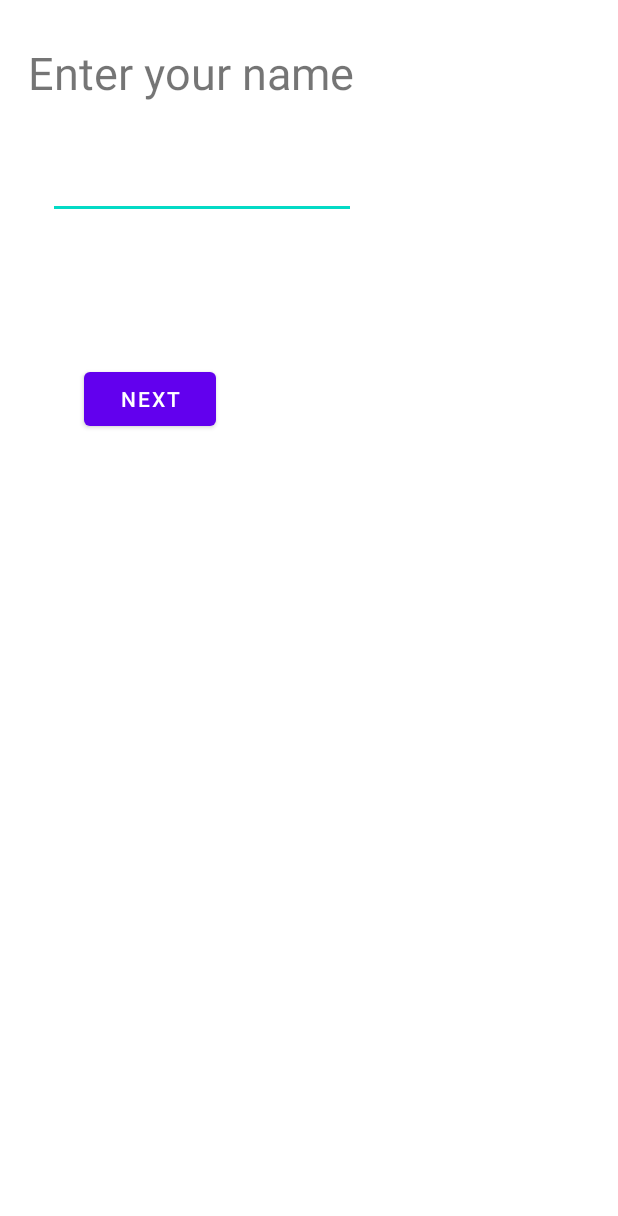
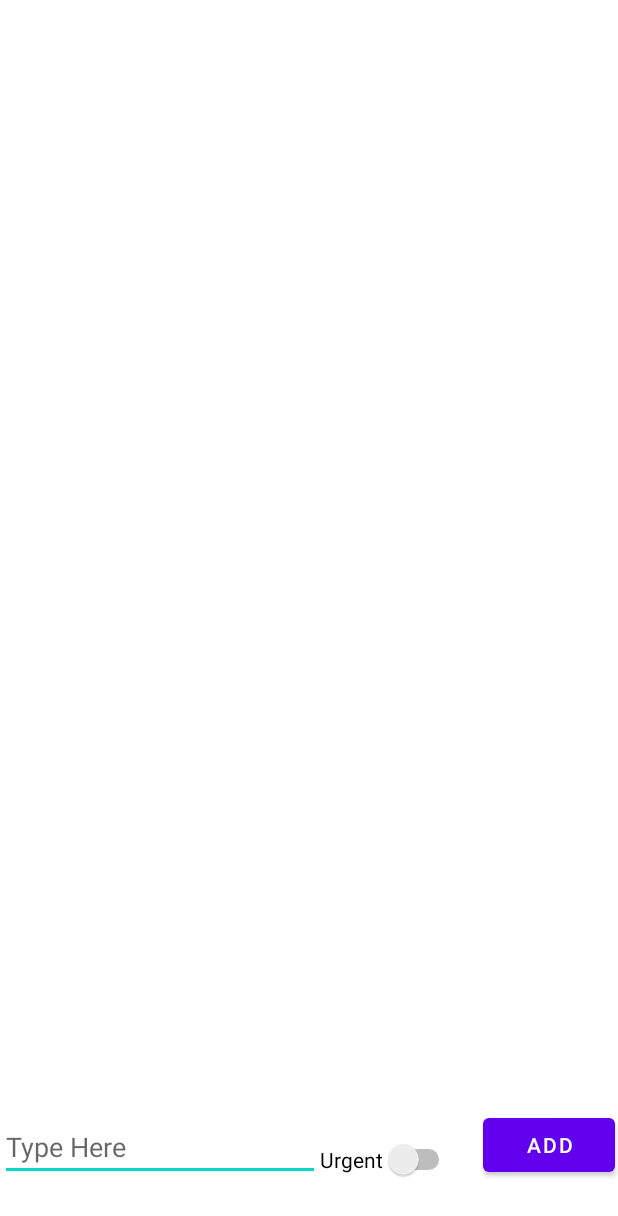
Before and after one commit to IsabellaLiqiuDeng/Assignment8, an Android app: the layout activity_main.xml on its own in the app's theme, with its tools: preview values and no code run, on a phone screen of 412 x 824 dp. Shown: the top 1216 px of the screen. Run offline under Robolectric (Android 15) with nearby library versions, the phone set to English and light mode, and no system bars.

Commit message:
Lab 4 Merge branch 'master' of https://github.com/IsabellaLiqiuDeng/AndroidLabs into Lab_3

```diff
--- a/app/src/main/res/layout/activity_main.xml
+++ b/app/src/main/res/layout/activity_main.xml
@@ -5,49 +5,48 @@
     android:layout_width="match_parent"
     android:layout_height="match_parent"
     tools:context=".MainActivity">
+    <ListView
+        android:id="@+id/myList"
+        android:layout_width="match_parent"
+        android:layout_height="match_parent"
+        tools:layout_editor_absoluteX="-٢٤dp"
+        tools:layout_editor_absoluteY="١٦dp"></ListView>
 
-    <TextView
-        android:id="@+id/textview"
-        android:layout_width="377dp"
-        android:layout_height="42dp"
-        android:text="@string/enter_your_name"
-        android:textSize="30dp"
+    <EditText
+        android:id="@+id/editText"
+        android:layout_width="wrap_content"
+        android:layout_height="wrap_content"
+        android:ems="10"
+        android:inputType="textPersonName"
+        android:hint="Type Here"
+
         app:layout_constraintBottom_toBottomOf="parent"
         app:layout_constraintEnd_toEndOf="parent"
-        app:layout_constraintHorizontal_bias="0.529"
+        app:layout_constraintHorizontal_bias="0"
         app:layout_constraintStart_toStartOf="parent"
         app:layout_constraintTop_toTopOf="parent"
-        app:layout_constraintVertical_bias="0.036" />
-
-    <EditText
-        android:id="@+id/editPersonName"
-        android:layout_width="205dp"
-        android:layout_height="64dp"
-        android:layout_marginStart="32dp"
-        android:layout_marginTop="12dp"
-        android:ems="10"
+        app:layout_constraintVertical_bias="0.953" />
+    <Switch
+        android:id="@+id/switch1"
+        android:layout_width="wrap_content"
+        android:layout_height="wrap_content"
+        android:text="Urgent"
+        app:layout_constraintBottom_toBottomOf="parent"
         app:layout_constraintEnd_toEndOf="parent"
-        app:layout_constraintHorizontal_bias="0.0"
-        app:layout_constraintStart_toStartOf="parent"
-        app:layout_constraintTop_toBottomOf="@+id/textview" />
+        app:layout_constraintHorizontal_bias="0"
+        app:layout_constraintStart_toEndOf="@+id/editText"
+        app:layout_constraintTop_toTopOf="parent"
+        app:layout_constraintVertical_bias="0.953" />
 
     <Button
         android:id="@+id/button1"
         android:layout_width="wrap_content"
         android:layout_height="wrap_content"
-        android:layout_marginStart="56dp"
-        android:layout_marginTop="172dp"
-        android:text="@string/button1_Next"
-        app:layout_constraintLeft_toLeftOf="@+id/textview"
-        app:layout_constraintStart_toStartOf="parent"
-        app:layout_constraintTop_toBottomOf="@+id/textview" />
-
-    <androidx.constraintlayout.widget.Guideline
-        android:id="@+id/guideline2"
-        android:layout_width="wrap_content"
-        android:layout_height="wrap_content"
-        android:orientation="vertical"
-        app:layout_constraintGuide_end="391dp" />
-
-
+        android:text="Add"
+        app:layout_constraintBottom_toBottomOf="parent"
+        app:layout_constraintEnd_toEndOf="parent"
+        app:layout_constraintHorizontal_bias="0.90"
+        app:layout_constraintStart_toEndOf="@+id/switch1"
+        app:layout_constraintTop_toTopOf="parent"
+        app:layout_constraintVertical_bias="0.953" />
 </androidx.constraintlayout.widget.ConstraintLayout>
```
Also changed, not shown: app/src/main/AndroidManifest.xml (+5 -18 lines), app/src/main/java/com/example/androidlabs/MainActivity.java (+128 -33 lines), app/src/main/java/com/example/androidlabs/NameActivity.java (deleted, +0 -43 lines), app/src/main/res/layout/activity_main_name.xml (deleted, +0 -38 lines).
